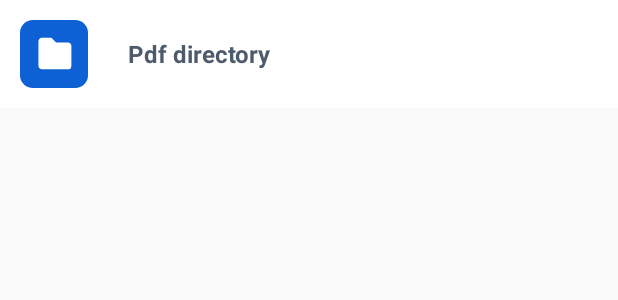
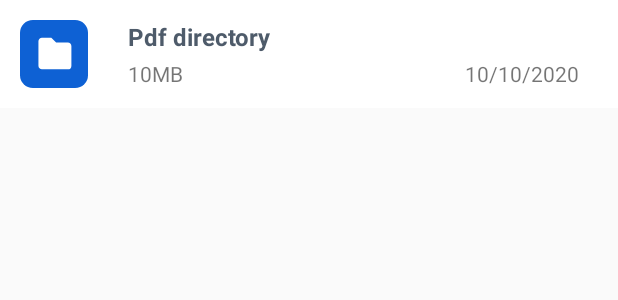
Before and after one commit to ahtisham94/PdfTime, an Android app: the layout folders_item_layout.xml on its own in the app's theme, with its tools: preview values and no code run, on a phone screen of 412 x 824 dp. Shown: the top 300 px of the screen. Run offline under Robolectric (Android 15) with nearby library versions, the phone set to English and light mode, and no system bars.

```diff
--- a/app/src/main/res/layout/files_item_layout.xml
+++ b/app/src/main/res/layout/files_item_layout.xml
@@ -1,6 +1,7 @@
 <?xml version="1.0" encoding="utf-8"?>
 <androidx.constraintlayout.widget.ConstraintLayout xmlns:android="http://schemas.android.com/apk/res/android"
     xmlns:app="http://schemas.android.com/apk/res-auto"
+    android:id="@+id/rootLayout"
     android:layout_width="match_parent"
     android:layout_height="wrap_content"
     android:background="@color/colorWhite">
--- a/app/src/main/res/layout/folders_item_layout.xml
+++ b/app/src/main/res/layout/folders_item_layout.xml
@@ -19,8 +19,7 @@
     <TextView
         android:id="@+id/fileNameTv"
         android:layout_width="0dp"
-        android:layout_height="0dp"
-        android:gravity="center_vertical"
+        android:layout_height="wrap_content"
         android:paddingStart="@dimen/_10sdp"
         android:layout_marginStart="@dimen/_10sdp"
         android:paddingEnd="@dimen/_5sdp"
@@ -28,8 +27,28 @@
         android:textColor="@color/colorGrayDark"
         android:textSize="16sp"
         android:textStyle="bold"
-        app:layout_constraintBottom_toBottomOf="parent"
+        android:maxLength="50"
+        android:ellipsize="end"
         app:layout_constraintEnd_toEndOf="parent"
         app:layout_constraintStart_toEndOf="@+id/allFolderImg"
-        app:layout_constraintTop_toTopOf="parent" />
+        app:layout_constraintTop_toTopOf="@+id/allFolderImg" />
+
+    <TextView
+        android:id="@+id/fileSizeTv"
+        android:layout_width="wrap_content"
+        android:layout_height="wrap_content"
+        app:layout_constraintStart_toStartOf="@+id/fileNameTv"
+        app:layout_constraintTop_toBottomOf="@+id/fileNameTv"
+        android:layout_marginTop="@dimen/_3sdp"
+        android:paddingStart="@dimen/_10sdp"
+        android:text="10MB"/>
+
+    <TextView
+        android:id="@+id/dateTv"
+        android:layout_width="wrap_content"
+        android:layout_height="wrap_content"
+        app:layout_constraintEnd_toEndOf="parent"
+        android:layout_marginEnd="@dimen/_20sdp"
+        app:layout_constraintTop_toTopOf="@+id/fileSizeTv"
+        android:text="10/10/2020"/>
 </androidx.constraintlayout.widget.ConstraintLayout>
```
Also changed, not shown: app/src/main/AndroidManifest.xml (+8 -6 lines), app/src/main/java/com/techlogix/pdftime/AllFilesInFolderActivity.java (added, +94 -0 lines), app/src/main/java/com/techlogix/pdftime/MainActivity.java (+6 -2 lines), app/src/main/java/com/techlogix/pdftime/adapters/AllFilesAdapter.java (+18 -2 lines), app/src/main/java/com/techlogix/pdftime/adapters/AllFolderAdapter.java (+6 -1 lines), app/src/main/java/com/techlogix/pdftime/fragments/dashboardFragments/FolderFragment.java (+12 -1 lines), app/src/main/java/com/techlogix/pdftime/fragments/dashboardFragments/SharedFragment.java (+13 -1 lines), app/src/main/java/com/techlogix/pdftime/utilis/Constants.java (+26 -0 lines), app/src/main/res/layout/activity_all_files_in_folder.xml (added, +36 -0 lines).
